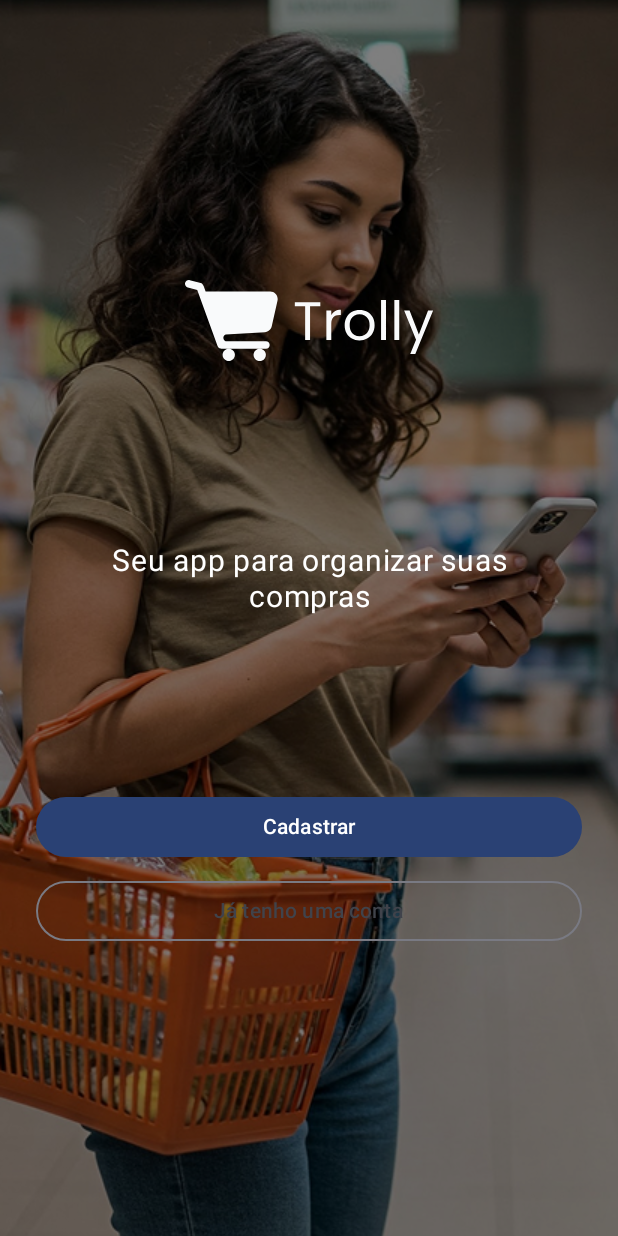
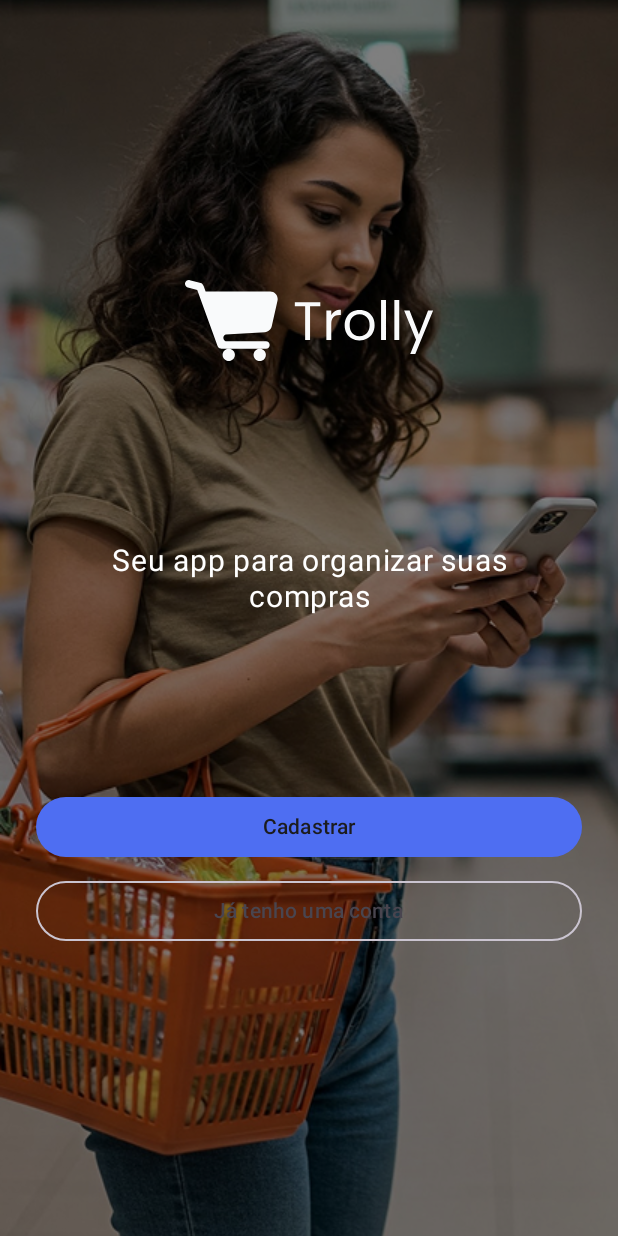
Before and after one commit to andersonlourenc/trolly, an Android app built with Jetpack Compose: the screen it shows after launch (MainActivity), on a phone screen of 412 x 824 dp. Run offline under Robolectric (Android 15) with nearby library versions, the phone set to English and light mode, and no system bars.

Commit message:
defining the colors

```diff
--- a/app/src/main/java/com/lourenc/trolly/ui/theme/Color.kt
+++ b/app/src/main/java/com/lourenc/trolly/ui/theme/Color.kt
@@ -2,10 +2,23 @@ package com.lourenc.trolly.ui.theme
 
 import androidx.compose.ui.graphics.Color
 
-val Purple80 = Color(0xFFD0BCFF)
-val PurpleGrey80 = Color(0xFFCCC2DC)
-val Pink80 = Color(0xFFEFB8C8)
 
-val Purple40 = Color(0xFF6650a4)
-val PurpleGrey40 = Color(0xFF625b71)
-val Pink40 = Color(0xFF7D5260)
+// ====== Light Theme ======
+val LightPrimary = Color(0xFF4E6EF2)
+val LightSecondary = Color(0xFFFFB836)
+val LightBackground = Color(0xFFF9FAFB)
+val LightSurface = Color(0xFFFFFFFF)
+val LightTextPrimary = Color(0xFF1C1C1E)
+val LightTextSecondary = Color(0xFF6C6C70)
+val LightSuccess = Color(0xFF22C55E)
+val LightError = Color(0xFFEF4444)
+
+// ====== Dark Theme ======
+val DarkPrimary = Color(0xFF8E9CFF)
+val DarkSecondary = Color(0xFFFFD173)
+val DarkBackground = Color(0xFF121212)
+val DarkSurface = Color(0xFF1E1E1E)
+val DarkTextPrimary = Color(0xFFF5F5F5)
+val DarkTextSecondary = Color(0xFFAAAAAA)
+val DarkSuccess = Color(0xFF4ADE80)
+val DarkError = Color(0xFFF87171)
--- a/app/src/main/java/com/lourenc/trolly/ui/theme/Theme.kt
+++ b/app/src/main/java/com/lourenc/trolly/ui/theme/Theme.kt
@@ -1,58 +1,54 @@
 package com.lourenc.trolly.ui.theme
 
-import android.app.Activity
-import android.os.Build
 import androidx.compose.foundation.isSystemInDarkTheme
-import androidx.compose.material3.MaterialTheme
-import androidx.compose.material3.darkColorScheme
-import androidx.compose.material3.dynamicDarkColorScheme
-import androidx.compose.material3.dynamicLightColorScheme
-import androidx.compose.material3.lightColorScheme
+import androidx.compose.foundation.shape.RoundedCornerShape
+import androidx.compose.material3.*
 import androidx.compose.runtime.Composable
-import androidx.compose.ui.platform.LocalContext
+import androidx.compose.ui.graphics.Color
+import androidx.compose.material3.Shapes
+import androidx.compose.ui.unit.dp
 
 private val DarkColorScheme = darkColorScheme(
-    primary = Purple80,
-    secondary = PurpleGrey80,
-    tertiary = Pink80
+    primary = DarkPrimary,
+    secondary = DarkSecondary,
+    background = DarkBackground,
+    surface = DarkSurface,
+    onPrimary = DarkTextPrimary,
+    onSecondary = DarkTextPrimary,
+    onBackground = DarkTextPrimary,
+    onSurface = DarkTextPrimary,
+    error = DarkError,
+    onError = Color.Black // ou qualquer cor de contraste
 )
 
 private val LightColorScheme = lightColorScheme(
-    primary = Purple40,
-    secondary = PurpleGrey40,
-    tertiary = Pink40
-
-    /* Other default colors to override
-    background = Color(0xFFFFFBFE),
-    surface = Color(0xFFFFFBFE),
-    onPrimary = Color.White,
-    onSecondary = Color.White,
-    onTertiary = Color.White,
-    onBackground = Color(0xFF1C1B1F),
-    onSurface = Color(0xFF1C1B1F),
-    */
+    primary = LightPrimary,
+    secondary = LightSecondary,
+    background = LightBackground,
+    surface = LightSurface,
+    onPrimary = LightTextPrimary,
+    onSecondary = LightTextPrimary,
+    onBackground = LightTextPrimary,
+    onSurface = LightTextPrimary,
+    error = LightError,
+    onError = Color.White // ou qualquer cor de contraste
 )
 
 @Composable
 fun TrollyTheme(
     darkTheme: Boolean = isSystemInDarkTheme(),
-    // Dynamic color is available on Android 12+
-    dynamicColor: Boolean = true,
     content: @Composable () -> Unit
 ) {
-    val colorScheme = when {
-        dynamicColor && Build.VERSION.SDK_INT >= Build.VERSION_CODES.S -> {
-            val context = LocalContext.current
-            if (darkTheme) dynamicDarkColorScheme(context) else dynamicLightColorScheme(context)
-        }
-
-        darkTheme -> DarkColorScheme
-        else -> LightColorScheme
-    }
+    val colors = if (darkTheme) DarkColorScheme else LightColorScheme
 
     MaterialTheme(
-        colorScheme = colorScheme,
+        colorScheme = colors,
         typography = Typography,
+        shapes = Shapes(
+            small = RoundedCornerShape(4.dp),
+            medium = RoundedCornerShape(8.dp),
+            large = RoundedCornerShape(12.dp)
+        ),
         content = content
     )
 }
```
